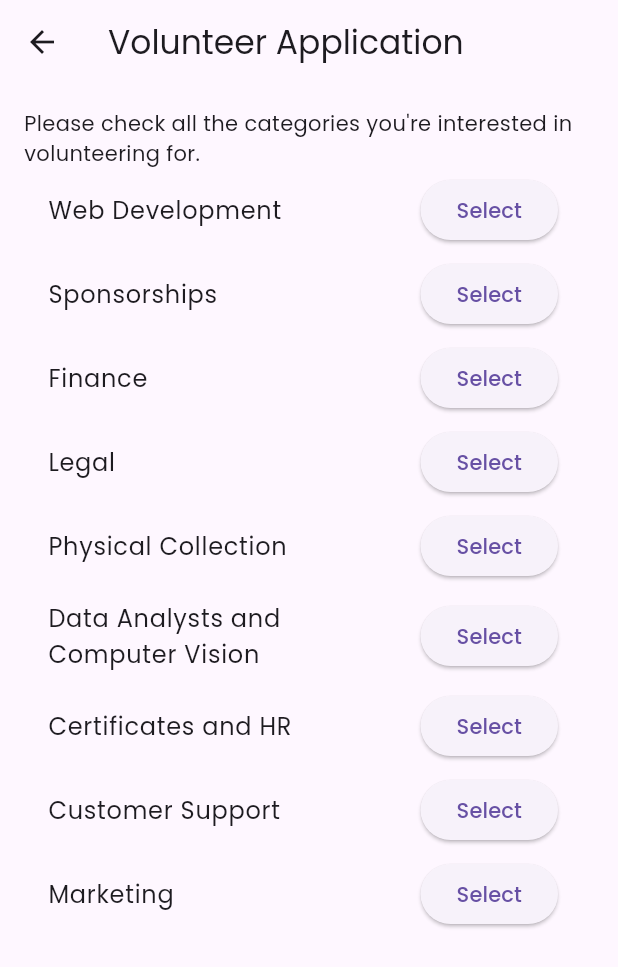
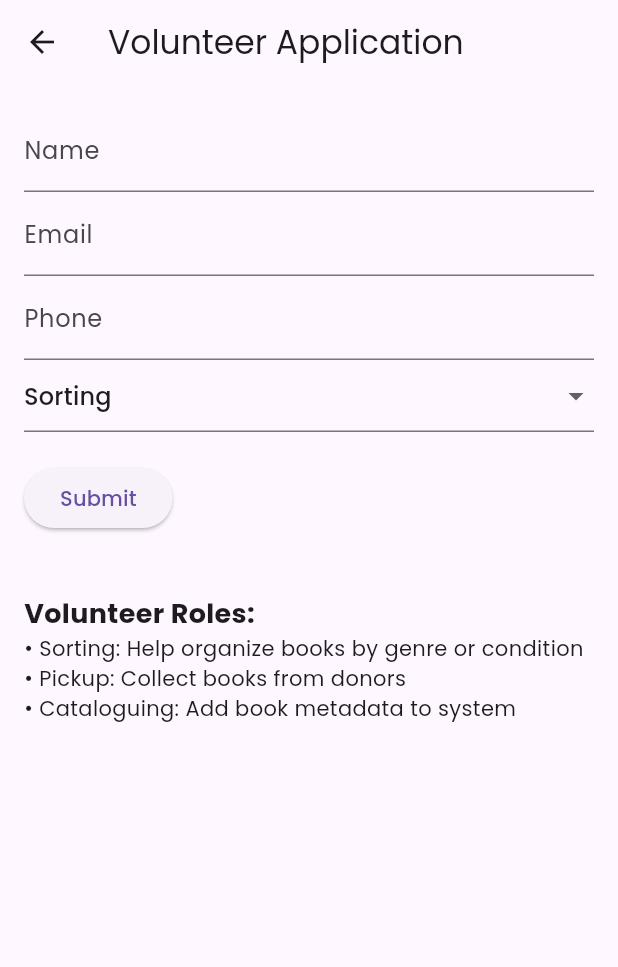
Before and after one commit to JustTheCoolest/teambooks_flutterframes, a Flutter app: the VolunteerApplicationPage screen opened by its route, on a phone screen of 412 x 824 dp. Shown: the top 967 px of the screen. Run offline on Flutter 3.47's test engine with Material 3 defaults, Android fonts, the phone set to English and light mode, and no system bars; our stand-ins replace fl_chart, google_fonts, image_picker; network calls fail.

Commit message:
new prompt

```diff
--- a/lib/main.dart
+++ b/lib/main.dart
@@ -63,6 +63,7 @@ class TeamBooksApp extends StatelessWidget {
         '/search': (context) => SearchPage(),
         '/recommendation_engine': (context) => RecommendationEnginePage(),
         '/scan_book': (context) => const ScanBookPage(),
+        '/volunteer_application': (context) => const VolunteerApplicationPage(),
       },
     );
   }
@@ -79,6 +80,10 @@ class TeamBooksHomePage extends StatelessWidget {
         child: Column(
           crossAxisAlignment: CrossAxisAlignment.center,
           children: [
+            ElevatedButton(
+              onPressed: () => Navigator.pushNamed(context, '/volunteer_application'),
+              child: const Text('Apply as Volunteer'),
+            ),
             _headerSection(context),
             _howItWorksSection(),
             _donationChartsSection(),
--- a/lib/volunteer_application.dart
+++ b/lib/volunteer_application.dart
@@ -1,40 +1,104 @@
+import '../constants.dart';
 import 'package:flutter/material.dart';
 
-class VolunteerApplicationPage extends StatelessWidget {
-  static const List<String> categories = [
-    'Web Development',
-    'Sponsorships',
-    'Finance',
-    'Legal',
-    'Physical Collection',
-    'Data Analysts and Computer Vision',
-    'Certificates and HR',
-    'Customer Support',
-    'Marketing'
-  ];
+void submitVolunteerApplication({
+  required String name,
+  required String email,
+  required String phone,
+  required String category,
+}) {
+  // FirebaseFirestore.instance.collection(firestoreVolunteerApplications).add({
+  //   'name': name,
+  //   'email': email,
+  //   'phone': phone,
+  //   'category': category,
+  //   'status': 'pending',
+  //   'submittedAt': FieldValue.serverTimestamp(),
+  // });
+  return;
+}
 
+class VolunteerApplicationPage extends StatefulWidget {
   const VolunteerApplicationPage({super.key});
+  @override
+  State<VolunteerApplicationPage> createState() =>
+      _VolunteerApplicationPageState();
+}
+
+class _VolunteerApplicationPageState extends State<VolunteerApplicationPage> {
+  final _formKey = GlobalKey<FormState>();
+  final _nameController = TextEditingController();
+  final _emailController = TextEditingController();
+  final _phoneController = TextEditingController();
+  String _category = 'Sorting';
 
   @override
   Widget build(BuildContext context) {
     return Scaffold(
-      appBar: AppBar(title: Text('Volunteer Application')),
-      body: Padding(
+      appBar: AppBar(title: const Text('Volunteer Application')),
+      body: SingleChildScrollView(
         padding: const EdgeInsets.all(16.0),
-        child: Column(
-          children: [
-            //Image.asset('volunteer_image.jpg'),
-            Text("Please check all the categories you're interested in volunteering for."),
-            ...categories.map((category) => ListTile(
-                  title: Text(category),
-                  trailing: ElevatedButton(
-                    onPressed: () {
-                      Navigator.pushNamed(context, '/personal_details');
-                    },
-                    child: Text('Select'),
+        child: Form(
+          key: _formKey,
+          child: Column(
+            crossAxisAlignment: CrossAxisAlignment.start,
+            children: [
+              TextFormField(
+                controller: _nameController,
+                decoration: const InputDecoration(labelText: 'Name'),
+                validator: (value) => value!.isEmpty ? 'Required' : null,
+              ),
+              TextFormField(
+                controller: _emailController,
+                decoration: const InputDecoration(labelText: 'Email'),
+                validator: (value) => value!.isEmpty ? 'Required' : null,
+              ),
+              TextFormField(
+                controller: _phoneController,
+                decoration: const InputDecoration(labelText: 'Phone'),
+                validator: (value) => value!.isEmpty ? 'Required' : null,
+              ),
+              DropdownButtonFormField<String>(
+                value: _category,
+                items: const [
+                  DropdownMenuItem(value: 'Sorting', child: Text('Sorting')),
+                  DropdownMenuItem(value: 'Pickup', child: Text('Pickup')),
+                  DropdownMenuItem(
+                    value: 'Cataloguing',
+                    child: Text('Cataloguing'),
                   ),
-                )),
-          ],
+                ],
+                onChanged: (value) => setState(() => _category = value!),
+              ),
+              const SizedBox(height: 20),
+              ElevatedButton(
+                onPressed: () async {
+                  if (_formKey.currentState!.validate()) {
+                    submitVolunteerApplication(
+                      name: _nameController.text,
+                      email: _emailController.text,
+                      phone: _phoneController.text,
+                      category: _category,
+                    );
+                    ScaffoldMessenger.of(context).showSnackBar(
+                      const SnackBar(content: Text('Application submitted')),
+                    );
+                  }
+                },
+                child: const Text('Submit'),
+              ),
+              const SizedBox(height: 40),
+              const Text(
+                'Volunteer Roles:',
+                style: TextStyle(fontSize: 18, fontWeight: FontWeight.bold),
+              ),
+              const Text(
+                '• Sorting: Help organize books by genre or condition',
+              ),
+              const Text('• Pickup: Collect books from donors'),
+              const Text('• Cataloguing: Add book metadata to system'),
+            ],
+          ),
         ),
       ),
     );
```
